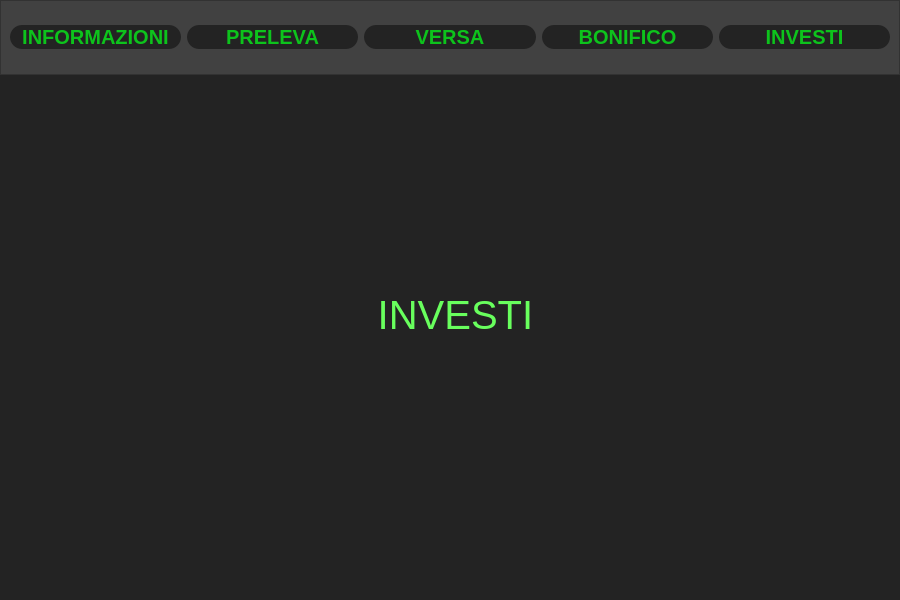
The window that mainwindow.ui (fbizza/conto-corrente) describes before a commit, drawn with Qt 5.
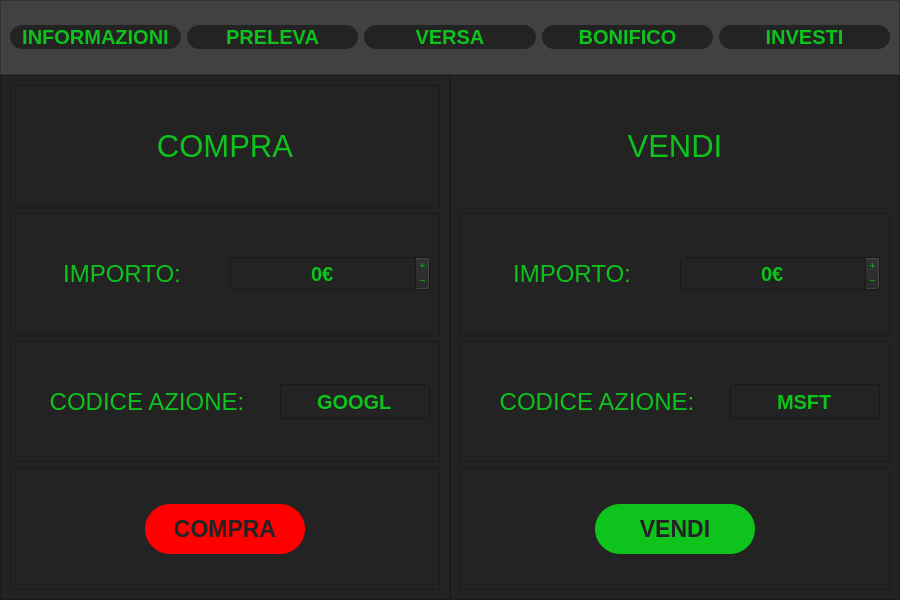
The same window after the commit. The open tabs and pages were chosen to show the change.

Diff of the .ui file:
```diff
--- a/mainwindow.ui
+++ b/mainwindow.ui
@@ -1781,42 +1781,513 @@
        </layout>
       </widget>
       <widget class="QWidget" name="page_5">
-       <widget class="QLabel" name="label_10">
-        <property name="geometry">
-         <rect>
-          <x>180</x>
-          <y>200</y>
-          <width>551</width>
-          <height>80</height>
-         </rect>
+       <layout class="QHBoxLayout" name="horizontalLayout_8">
+        <property name="spacing">
+         <number>0</number>
         </property>
-        <property name="minimumSize">
-         <size>
-          <width>0</width>
-          <height>80</height>
-         </size>
+        <property name="leftMargin">
+         <number>0</number>
         </property>
-        <property name="maximumSize">
-         <size>
-          <width>16777215</width>
-          <height>200</height>
-         </size>
+        <property name="topMargin">
+         <number>0</number>
         </property>
-        <property name="font">
-         <font>
-          <pointsize>30</pointsize>
-         </font>
+        <property name="rightMargin">
+         <number>0</number>
         </property>
-        <property name="styleSheet">
-         <string notr="true">color: rgb(104, 255, 93);</string>
+        <property name="bottomMargin">
+         <number>0</number>
         </property>
-        <property name="text">
-         <string>INVESTI</string>
-        </property>
-        <property name="alignment">
-         <set>Qt::AlignCenter</set>
-        </property>
-       </widget>
+        <item>
+         <widget class="QFrame" name="frame_17">
+          <property name="frameShape">
+           <enum>QFrame::StyledPanel</enum>
+          </property>
+          <property name="frameShadow">
+           <enum>QFrame::Raised</enum>
+          </property>
+          <layout class="QVBoxLayout" name="verticalLayout_9">
+           <item>
+            <widget class="QFrame" name="frame_19">
+             <property name="frameShape">
+              <enum>QFrame::StyledPanel</enum>
+             </property>
+             <property name="frameShadow">
+              <enum>QFrame::Raised</enum>
+             </property>
+             <layout class="QHBoxLayout" name="horizontalLayout_13">
+              <item>
+               <widget class="QLabel" name="label_10">
+                <property name="font">
+                 <font>
+                  <pointsize>23</pointsize>
+                 </font>
+                </property>
+                <property name="styleSheet">
+                 <string notr="true">color: #0dc31c;</string>
+                </property>
+                <property name="text">
+                 <string>COMPRA</string>
+                </property>
+                <property name="alignment">
+                 <set>Qt::AlignCenter</set>
+                </property>
+               </widget>
+              </item>
+             </layout>
+            </widget>
+           </item>
+           <item>
+            <widget class="QFrame" name="frame_20">
+             <property name="frameShape">
+              <enum>QFrame::StyledPanel</enum>
+             </property>
+             <property name="frameShadow">
+              <enum>QFrame::Raised</enum>
+             </property>
+             <layout class="QHBoxLayout" name="horizontalLayout_14">
+              <item>
+               <widget class="QLabel" name="label_16">
+                <property name="font">
+                 <font>
+                  <pointsize>18</pointsize>
+                 </font>
+                </property>
+                <property name="styleSheet">
+                 <string notr="true">color:#0dc31c;</string>
+                </property>
+                <property name="text">
+                 <string>IMPORTO:</string>
+                </property>
+                <property name="alignment">
+                 <set>Qt::AlignCenter</set>
+                </property>
+               </widget>
+              </item>
+              <item>
+               <widget class="QSpinBox" name="spinBox_4">
+                <property name="minimumSize">
+                 <size>
+                  <width>150</width>
+                  <height>30</height>
+                 </size>
+                </property>
+                <property name="maximumSize">
+                 <size>
+                  <width>200</width>
+                  <height>35</height>
+                 </size>
+                </property>
+                <property name="font">
+                 <font>
+                  <pointsize>15</pointsize>
+                  <bold>true</bold>
+                 </font>
+                </property>
+                <property name="layoutDirection">
+                 <enum>Qt::LeftToRight</enum>
+                </property>
+                <property name="styleSheet">
+                 <string notr="true">color: #0dc31c;</string>
+                </property>
+                <property name="wrapping">
+                 <bool>true</bool>
+                </property>
+                <property name="frame">
+                 <bool>true</bool>
+                </property>
+                <property name="alignment">
+                 <set>Qt::AlignCenter</set>
+                </property>
+                <property name="buttonSymbols">
+                 <enum>QAbstractSpinBox::PlusMinus</enum>
+                </property>
+                <property name="suffix">
+                 <string>€</string>
+                </property>
+                <property name="maximum">
+                 <number>10000</number>
+                </property>
+                <property name="singleStep">
+                 <number>10</number>
+                </property>
+                <property name="value">
+                 <number>0</number>
+                </property>
+               </widget>
+              </item>
+             </layout>
+            </widget>
+           </item>
+           <item>
+            <widget class="QFrame" name="frame_21">
+             <property name="frameShape">
+              <enum>QFrame::StyledPanel</enum>
+             </property>
+             <property name="frameShadow">
+              <enum>QFrame::Raised</enum>
+             </property>
+             <layout class="QHBoxLayout" name="horizontalLayout_15">
+              <item>
+               <widget class="QLabel" name="label_17">
+                <property name="font">
+                 <font>
+                  <pointsize>18</pointsize>
+                 </font>
+                </property>
+                <property name="styleSheet">
+                 <string notr="true">color:#0dc31c;</string>
+                </property>
+                <property name="text">
+                 <string>CODICE AZIONE:</string>
+                </property>
+                <property name="alignment">
+                 <set>Qt::AlignCenter</set>
+                </property>
+               </widget>
+              </item>
+              <item>
+               <widget class="QLineEdit" name="lineEdit_2">
+                <property name="minimumSize">
+                 <size>
+                  <width>150</width>
+                  <height>30</height>
+                 </size>
+                </property>
+                <property name="maximumSize">
+                 <size>
+                  <width>150</width>
+                  <height>35</height>
+                 </size>
+                </property>
+                <property name="font">
+                 <font>
+                  <pointsize>15</pointsize>
+                  <bold>true</bold>
+                 </font>
+                </property>
+                <property name="layoutDirection">
+                 <enum>Qt::LeftToRight</enum>
+                </property>
+                <property name="styleSheet">
+                 <string notr="true">color: #0dc31c;</string>
+                </property>
+                <property name="text">
+                 <string>GOOGL</string>
+                </property>
+                <property name="alignment">
+                 <set>Qt::AlignCenter</set>
+                </property>
+               </widget>
+              </item>
+             </layout>
+            </widget>
+           </item>
+           <item>
+            <widget class="QFrame" name="frame_22">
+             <property name="minimumSize">
+              <size>
+               <width>180</width>
+               <height>0</height>
+              </size>
+             </property>
+             <property name="maximumSize">
+              <size>
+               <width>16777215</width>
+               <height>16777215</height>
+              </size>
+             </property>
+             <property name="frameShape">
+              <enum>QFrame::StyledPanel</enum>
+             </property>
+             <property name="frameShadow">
+              <enum>QFrame::Raised</enum>
+             </property>
+             <layout class="QHBoxLayout" name="horizontalLayout_18">
+              <item>
+               <widget class="QPushButton" name="pushButton_10">
+                <property name="minimumSize">
+                 <size>
+                  <width>160</width>
+                  <height>50</height>
+                 </size>
+                </property>
+                <property name="maximumSize">
+                 <size>
+                  <width>160</width>
+                  <height>50</height>
+                 </size>
+                </property>
+                <property name="font">
+                 <font>
+                  <pointsize>17</pointsize>
+                  <bold>true</bold>
+                 </font>
+                </property>
+                <property name="cursor">
+                 <cursorShape>PointingHandCursor</cursorShape>
+                </property>
+                <property name="styleSheet">
+                 <string notr="true">background: red;
+border-radius: 25px;
+color: rgb(35, 35, 35);
+
+
+</string>
+                </property>
+                <property name="text">
+                 <string>COMPRA</string>
+                </property>
+               </widget>
+              </item>
+             </layout>
+            </widget>
+           </item>
+          </layout>
+         </widget>
+        </item>
+        <item>
+         <widget class="QFrame" name="frame_18">
+          <property name="minimumSize">
+           <size>
+            <width>450</width>
+            <height>0</height>
+           </size>
+          </property>
+          <property name="frameShape">
+           <enum>QFrame::StyledPanel</enum>
+          </property>
+          <property name="frameShadow">
+           <enum>QFrame::Raised</enum>
+          </property>
+          <layout class="QVBoxLayout" name="verticalLayout_10">
+           <item>
+            <widget class="QLabel" name="label_21">
+             <property name="font">
+              <font>
+               <pointsize>23</pointsize>
+              </font>
+             </property>
+             <property name="styleSheet">
+              <string notr="true">color: #0dc31c;</string>
+             </property>
+             <property name="text">
+              <string>VENDI</string>
+             </property>
+             <property name="alignment">
+              <set>Qt::AlignCenter</set>
+             </property>
+            </widget>
+           </item>
+           <item>
+            <widget class="QFrame" name="frame_23">
+             <property name="frameShape">
+              <enum>QFrame::StyledPanel</enum>
+             </property>
+             <property name="frameShadow">
+              <enum>QFrame::Raised</enum>
+             </property>
+             <layout class="QHBoxLayout" name="horizontalLayout_20">
+              <item>
+               <widget class="QLabel" name="label_22">
+                <property name="font">
+                 <font>
+                  <pointsize>18</pointsize>
+                 </font>
+                </property>
+                <property name="styleSheet">
+                 <string notr="true">color:#0dc31c;</string>
+                </property>
+                <property name="text">
+                 <string>IMPORTO:</string>
+                </property>
+                <property name="alignment">
+                 <set>Qt::AlignCenter</set>
+                </property>
+               </widget>
+              </item>
+              <item>
+               <widget class="QSpinBox" name="spinBox_6">
+                <property name="minimumSize">
+                 <size>
+                  <width>150</width>
+                  <height>30</height>
+                 </size>
+                </property>
+                <property name="maximumSize">
+                 <size>
+                  <width>200</width>
+                  <height>35</height>
+                 </size>
+                </property>
+                <property name="font">
+                 <font>
+                  <pointsize>15</pointsize>
+                  <bold>true</bold>
+                 </font>
+                </property>
+                <property name="layoutDirection">
+                 <enum>Qt::LeftToRight</enum>
+                </property>
+                <property name="styleSheet">
+                 <string notr="true">color: #0dc31c;</string>
+                </property>
+                <property name="wrapping">
+                 <bool>true</bool>
+                </property>
+                <property name="frame">
+                 <bool>true</bool>
+                </property>
+                <property name="alignment">
+                 <set>Qt::AlignCenter</set>
+                </property>
+                <property name="buttonSymbols">
+                 <enum>QAbstractSpinBox::PlusMinus</enum>
+                </property>
+                <property name="suffix">
+                 <string>€</string>
+                </property>
+                <property name="maximum">
+                 <number>10000</number>
+                </property>
+                <property name="singleStep">
+                 <number>10</number>
+                </property>
+                <property name="value">
+                 <number>0</number>
+                </property>
+               </widget>
+              </item>
+             </layout>
+            </widget>
+           </item>
+           <item>
+            <widget class="QFrame" name="frame_24">
+             <property name="frameShape">
+              <enum>QFrame::StyledPanel</enum>
+             </property>
+             <property name="frameShadow">
+              <enum>QFrame::Raised</enum>
+             </property>
+             <layout class="QHBoxLayout" name="horizontalLayout_21">
+              <item>
+               <widget class="QLabel" name="label_23">
+                <property name="font">
+                 <font>
+                  <pointsize>18</pointsize>
+                 </font>
+                </property>
+                <property name="styleSheet">
+                 <string notr="true">color:#0dc31c;</string>
+                </property>
+                <property name="text">
+                 <string>CODICE AZIONE:</string>
+                </property>
+                <property name="alignment">
+                 <set>Qt::AlignCenter</set>
+                </property>
+               </widget>
+              </item>
+              <item>
+               <widget class="QLineEdit" name="lineEdit_4">
+                <property name="minimumSize">
+                 <size>
+                  <width>150</width>
+                  <height>30</height>
+                 </size>
+                </property>
+                <property name="maximumSize">
+                 <size>
+                  <width>150</width>
+                  <height>35</height>
+                 </size>
+                </property>
+                <property name="font">
+                 <font>
+                  <pointsize>15</pointsize>
+                  <bold>true</bold>
+                 </font>
+                </property>
+                <property name="layoutDirection">
+                 <enum>Qt::LeftToRight</enum>
+                </property>
+                <property name="styleSheet">
+                 <string notr="true">color: #0dc31c;</string>
+                </property>
+                <property name="text">
+                 <string>MSFT</string>
+                </property>
+                <property name="alignment">
+                 <set>Qt::AlignCenter</set>
+                </property>
+               </widget>
+              </item>
+             </layout>
+            </widget>
+           </item>
+           <item>
+            <widget class="QFrame" name="frame_25">
+             <property name="minimumSize">
+              <size>
+               <width>180</width>
+               <height>0</height>
+              </size>
+             </property>
+             <property name="maximumSize">
+              <size>
+               <width>16777215</width>
+               <height>16777215</height>
+              </size>
+             </property>
+             <property name="frameShape">
+              <enum>QFrame::StyledPanel</enum>
+             </property>
+             <property name="frameShadow">
+              <enum>QFrame::Raised</enum>
+             </property>
+             <layout class="QHBoxLayout" name="horizontalLayout_22">
+              <item>
+               <widget class="QPushButton" name="pushButton_11">
+                <property name="minimumSize">
+                 <size>
+                  <width>160</width>
+                  <height>50</height>
+                 </size>
+                </property>
+                <property name="maximumSize">
+                 <size>
+                  <width>160</width>
+                  <height>50</height>
+                 </size>
+                </property>
+                <property name="font">
+                 <font>
+                  <pointsize>17</pointsize>
+                  <bold>true</bold>
+                 </font>
+                </property>
+                <property name="cursor">
+                 <cursorShape>PointingHandCursor</cursorShape>
+                </property>
+                <property name="styleSheet">
+                 <string notr="true">background: #0dc31c;
+border-radius: 25px;
+color: rgb(35, 35, 35);
+
+
+</string>
+                </property>
+                <property name="text">
+                 <string>VENDI</string>
+                </property>
+               </widget>
+              </item>
+             </layout>
+            </widget>
+           </item>
+          </layout>
+         </widget>
+        </item>
+       </layout>
       </widget>
      </widget>
     </item>
```
Left out of the diff: 2 changed lines with no effect on the pictures.
